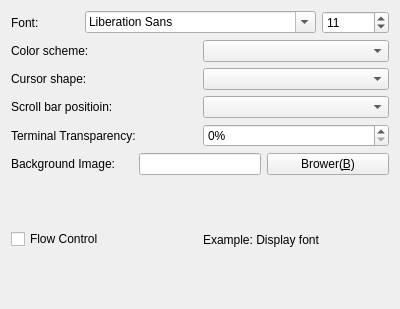
The window that Viewer/Plugins/FrmParameterTerminalAppearanceSettings.ui (KangLin/RabbitRemoteControl) describes before a commit, drawn with Qt 5.
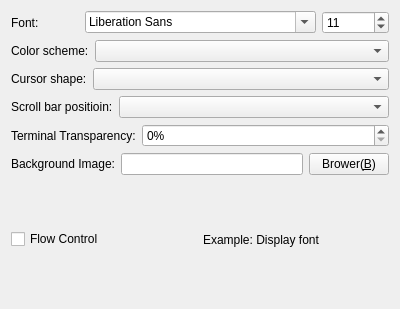
The same window after the commit.

Commit message: Terminal: modify initial font

Patch:
```diff
--- a/Viewer/Plugins/FrmParameterTerminalAppearanceSettings.ui
+++ b/Viewer/Plugins/FrmParameterTerminalAppearanceSettings.ui
@@ -22,14 +22,14 @@
         <string>Scroll bar positioin:</string>
        </property>
        <property name="wordWrap">
-        <bool>true</bool>
+        <bool>false</bool>
        </property>
       </widget>
      </item>
      <item>
       <widget class="QComboBox" name="cbScrollBarPositioin">
        <property name="sizePolicy">
-        <sizepolicy hsizetype="Preferred" vsizetype="Fixed">
+        <sizepolicy hsizetype="Expanding" vsizetype="Fixed">
          <horstretch>0</horstretch>
          <verstretch>0</verstretch>
         </sizepolicy>
@@ -86,14 +86,14 @@
         <string>Background Image:</string>
        </property>
        <property name="wordWrap">
-        <bool>true</bool>
+        <bool>false</bool>
        </property>
       </widget>
      </item>
      <item>
       <widget class="QLineEdit" name="leImage">
        <property name="sizePolicy">
-        <sizepolicy hsizetype="Preferred" vsizetype="Fixed">
+        <sizepolicy hsizetype="Expanding" vsizetype="Fixed">
          <horstretch>0</horstretch>
          <verstretch>0</verstretch>
         </sizepolicy>
@@ -144,14 +144,14 @@
         <string>Color scheme:</string>
        </property>
        <property name="wordWrap">
-        <bool>true</bool>
+        <bool>false</bool>
        </property>
       </widget>
      </item>
      <item>
       <widget class="QComboBox" name="cbColorScheme">
        <property name="sizePolicy">
-        <sizepolicy hsizetype="Preferred" vsizetype="Fixed">
+        <sizepolicy hsizetype="Expanding" vsizetype="Fixed">
          <horstretch>0</horstretch>
          <verstretch>0</verstretch>
         </sizepolicy>
@@ -168,14 +168,14 @@
         <string>Cursor shape:</string>
        </property>
        <property name="wordWrap">
-        <bool>true</bool>
+        <bool>false</bool>
        </property>
       </widget>
      </item>
      <item>
       <widget class="QComboBox" name="cbCursorShape">
        <property name="sizePolicy">
-        <sizepolicy hsizetype="Preferred" vsizetype="Fixed">
+        <sizepolicy hsizetype="Expanding" vsizetype="Fixed">
          <horstretch>0</horstretch>
          <verstretch>0</verstretch>
         </sizepolicy>
@@ -192,14 +192,14 @@
         <string>Terminal Transparency:</string>
        </property>
        <property name="wordWrap">
-        <bool>true</bool>
+        <bool>false</bool>
        </property>
       </widget>
      </item>
      <item>
       <widget class="QSpinBox" name="spTerminalTransparecy">
        <property name="sizePolicy">
-        <sizepolicy hsizetype="Preferred" vsizetype="Fixed">
+        <sizepolicy hsizetype="Expanding" vsizetype="Fixed">
          <horstretch>0</horstretch>
          <verstretch>0</verstretch>
         </sizepolicy>
```
Left out of the diff: 4 changed lines with no effect on the pictures. The commit also changes 6 other files.
